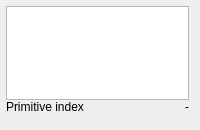
Qt form source/frontend/views/blas/triangle_group.ui (GPUOpen-Tools/radeon_raytracing_analyzer) before a commit.
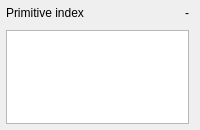
The same form after that commit. Custom widgets are drawn as their Qt base class.

What changed in the file:
```diff
--- a/source/frontend/views/blas/triangle_group.ui
+++ b/source/frontend/views/blas/triangle_group.ui
@@ -51,34 +51,6 @@
       <property name="spacing">
        <number>0</number>
       </property>
-      <item>
-       <widget class="ScaledTableView" name="vertex_table_">
-        <property name="sizePolicy">
-         <sizepolicy hsizetype="Minimum" vsizetype="Minimum">
-          <horstretch>0</horstretch>
-          <verstretch>0</verstretch>
-         </sizepolicy>
-        </property>
-        <property name="minimumSize">
-         <size>
-          <width>150</width>
-          <height>0</height>
-         </size>
-        </property>
-        <property name="verticalScrollBarPolicy">
-         <enum>Qt::ScrollBarAlwaysOff</enum>
-        </property>
-        <property name="horizontalScrollBarPolicy">
-         <enum>Qt::ScrollBarAlwaysOff</enum>
-        </property>
-        <property name="sizeAdjustPolicy">
-         <enum>QAbstractScrollArea::AdjustToContents</enum>
-        </property>
-        <property name="wordWrap">
-         <bool>false</bool>
-        </property>
-       </widget>
-      </item>
       <item>
        <layout class="QGridLayout" name="triangle_grid_layout_" columnstretch="0,0">
         <property name="verticalSpacing">
@@ -121,6 +93,34 @@
         </item>
        </layout>
       </item>
+      <item>
+       <widget class="ScaledTableView" name="vertex_table_">
+        <property name="sizePolicy">
+         <sizepolicy hsizetype="Minimum" vsizetype="Minimum">
+          <horstretch>0</horstretch>
+          <verstretch>0</verstretch>
+         </sizepolicy>
+        </property>
+        <property name="minimumSize">
+         <size>
+          <width>150</width>
+          <height>0</height>
+         </size>
+        </property>
+        <property name="verticalScrollBarPolicy">
+         <enum>Qt::ScrollBarAlwaysOff</enum>
+        </property>
+        <property name="horizontalScrollBarPolicy">
+         <enum>Qt::ScrollBarAlwaysOff</enum>
+        </property>
+        <property name="sizeAdjustPolicy">
+         <enum>QAbstractScrollArea::AdjustToContents</enum>
+        </property>
+        <property name="wordWrap">
+         <bool>false</bool>
+        </property>
+       </widget>
+      </item>
      </layout>
     </widget>
    </item>
```
Left out of the diff: 1 changed line with no effect on the pictures.
